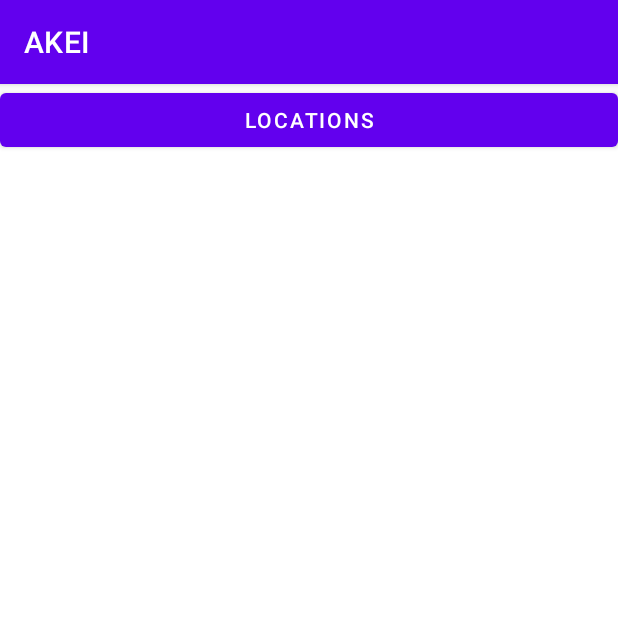
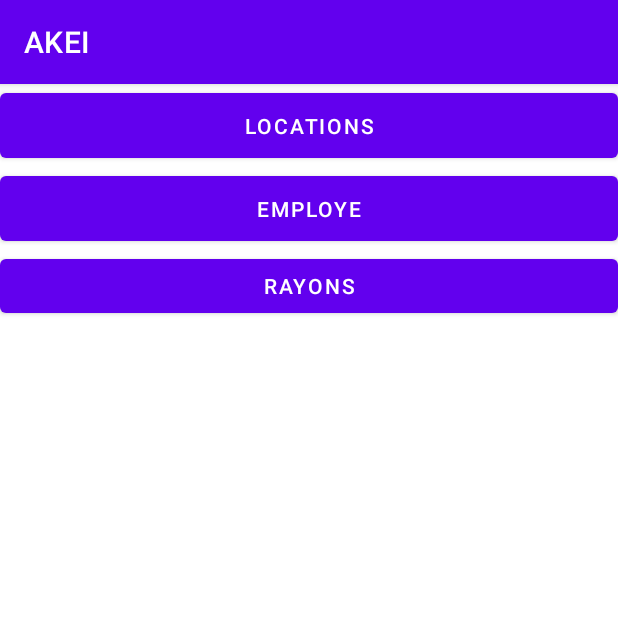
Before and after one commit to IbanEtchep/ApAkei, an Android app: the screen it shows after launch (MainActivity), on a phone screen of 412 x 824 dp, the top half of it. Run offline under Robolectric (Android 15) with nearby library versions, the phone set to English and light mode, and no system bars.

Commit message:
boutton activity principal

```diff
--- a/app/src/main/java/fr/apakei/MainActivity.java
+++ b/app/src/main/java/fr/apakei/MainActivity.java
@@ -6,11 +6,15 @@ import android.content.Intent;
 import android.os.Bundle;
 import android.widget.Button;
 
+import fr.apakei.employe.RayonMagasinActivity;
 import fr.apakei.locations.LocationListActivity;
+import fr.apakei.produits.ListRayonsActivity;
 
 public class MainActivity extends AppCompatActivity {
 
     private Button locationButton;
+    private Button btn_employe;
+    private Button btn_rayons;
 
     @Override
     protected void onCreate(Bundle savedInstanceState) {
@@ -25,6 +29,18 @@ public class MainActivity extends AppCompatActivity {
             startActivity(intent);
         });
 
+        btn_employe = findViewById(R.id.btn_employe);
+        btn_employe.setOnClickListener(click -> {
+            Intent intent = new Intent(getApplicationContext(), RayonMagasinActivity.class);
+            startActivity(intent);
+        });
+
+        btn_rayons = findViewById(R.id.btn_rayons);
+        btn_rayons.setOnClickListener(click -> {
+            Intent intent = new Intent(getApplicationContext(), ListRayonsActivity.class);
+            startActivity(intent);
+        });
+
     }
 
 }
--- a/app/src/main/java/fr/apakei/produits/ListRayonsActivity.java
+++ b/app/src/main/java/fr/apakei/produits/ListRayonsActivity.java
@@ -11,5 +11,9 @@ public class ListRayonsActivity extends AppCompatActivity {
     protected void onCreate(Bundle savedInstanceState) {
         super.onCreate(savedInstanceState);
         setContentView(R.layout.activity_list_rayons);
+
+
+
+
     }
 }
--- a/app/src/main/res/layout/activity_main.xml
+++ b/app/src/main/res/layout/activity_main.xml
@@ -1,21 +1,31 @@
 <?xml version="1.0" encoding="utf-8"?>
-<androidx.constraintlayout.widget.ConstraintLayout xmlns:android="http://schemas.android.com/apk/res/android"
+<LinearLayout xmlns:android="http://schemas.android.com/apk/res/android"
     xmlns:app="http://schemas.android.com/apk/res-auto"
     xmlns:tools="http://schemas.android.com/tools"
     android:layout_width="match_parent"
-    android:layout_height="match_parent"
+    android:layout_height="wrap_content"
+    android:orientation="vertical"
     tools:context=".MainActivity">
 
-    <LinearLayout
+    <Button
+        android:id="@+id/btn_locations"
         android:layout_width="match_parent"
-        android:layout_height="match_parent"
-        android:orientation="horizontal">
+        android:layout_height="55dp"
+        android:layout_weight="1"
+        android:text="@string/locations" />
 
-        <Button
-            android:id="@+id/btn_locations"
-            android:layout_width="wrap_content"
-            android:layout_height="wrap_content"
-            android:layout_weight="1"
-            android:text="@string/locations" />
-    </LinearLayout>
-</androidx.constraintlayout.widget.ConstraintLayout>
+    <Button
+        android:id="@+id/btn_employe"
+        android:layout_width="match_parent"
+        android:layout_height="55dp"
+        android:layout_weight="1"
+        android:text="employe" />
+
+    <Button
+        android:id="@+id/btn_rayons"
+        android:layout_width="match_parent"
+        android:layout_height="wrap_content"
+        android:layout_weight="1"
+        android:text="rayons" />
+
+</LinearLayout>
```
